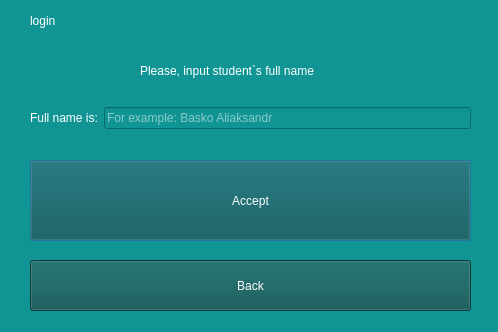
Old version of the form QTcreator/Diary/add_mark.ui in the repository albaSANDROS/DIPLOMA-PROJECT.-Multi-user-client-server-application-e-journal.
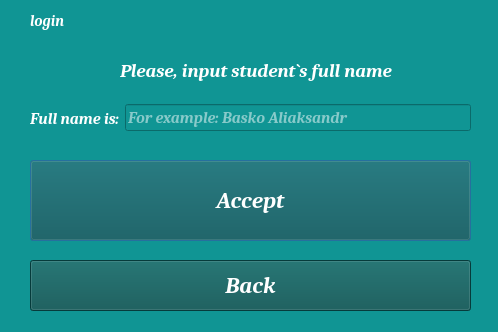
New version of the form.

```diff
--- a/QTcreator/Diary/add_mark.ui
+++ b/QTcreator/Diary/add_mark.ui
@@ -27,6 +27,17 @@
      <height>81</height>
     </rect>
    </property>
+   <property name="font">
+    <font>
+     <family>Cambria</family>
+     <pointsize>17</pointsize>
+     <italic>true</italic>
+     <bold>true</bold>
+    </font>
+   </property>
+   <property name="cursor">
+    <cursorShape>OpenHandCursor</cursorShape>
+   </property>
    <property name="styleSheet">
     <string notr="true">background-color: rgb(29, 35, 35);
 background-color: rgb(9, 83, 82);
@@ -45,6 +56,17 @@
      <height>51</height>
     </rect>
    </property>
+   <property name="font">
+    <font>
+     <family>Cambria</family>
+     <pointsize>17</pointsize>
+     <italic>true</italic>
+     <bold>true</bold>
+    </font>
+   </property>
+   <property name="cursor">
+    <cursorShape>OpenHandCursor</cursorShape>
+   </property>
    <property name="styleSheet">
     <string notr="true">background-color: rgb(29, 35, 35);
 background-color: rgb(9, 83, 82);
@@ -57,12 +79,20 @@
   <widget class="QLabel" name="label_inp_name">
    <property name="geometry">
     <rect>
-     <x>140</x>
+     <x>120</x>
      <y>60</y>
      <width>311</width>
      <height>21</height>
     </rect>
    </property>
+   <property name="font">
+    <font>
+     <family>Cambria</family>
+     <pointsize>14</pointsize>
+     <italic>true</italic>
+     <bold>true</bold>
+    </font>
+   </property>
    <property name="styleSheet">
     <string notr="true">color: rgb(255, 255, 255);</string>
    </property>
@@ -79,6 +109,14 @@
      <height>21</height>
     </rect>
    </property>
+   <property name="font">
+    <font>
+     <family>Cambria</family>
+     <pointsize>11</pointsize>
+     <italic>true</italic>
+     <bold>true</bold>
+    </font>
+   </property>
    <property name="styleSheet">
     <string notr="true">color: rgb(255, 255, 255);</string>
    </property>
@@ -98,6 +136,14 @@
    <layout class="QHBoxLayout" name="horizontalLayout">
     <item>
      <widget class="QLabel" name="label_fullName">
+      <property name="font">
+       <font>
+        <family>Cambria</family>
+        <pointsize>12</pointsize>
+        <italic>true</italic>
+        <bold>true</bold>
+       </font>
+      </property>
       <property name="styleSheet">
        <string notr="true">color: rgb(255, 255, 255);</string>
       </property>
@@ -108,6 +154,14 @@
     </item>
     <item>
      <widget class="QLineEdit" name="student_fullname">
+      <property name="font">
+       <font>
+        <family>Cambria</family>
+        <pointsize>12</pointsize>
+        <italic>true</italic>
+        <bold>true</bold>
+       </font>
+      </property>
       <property name="styleSheet">
        <string notr="true">border-color: rgb(90, 184, 255);
 color: rgb(255, 255, 255);
```
